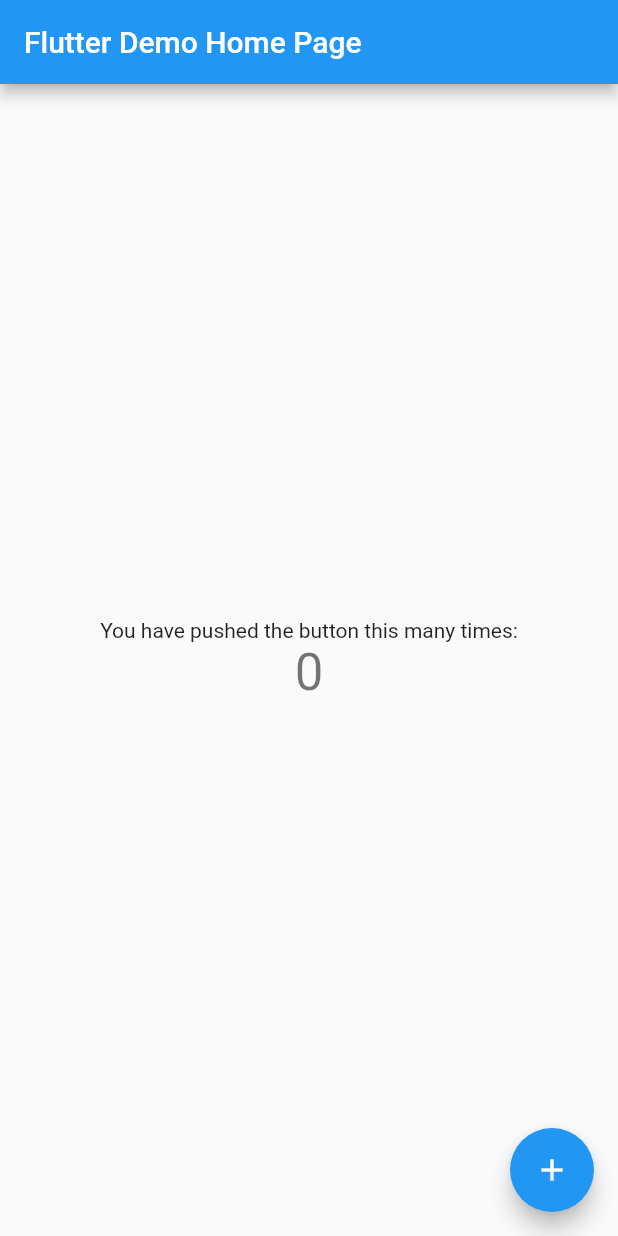
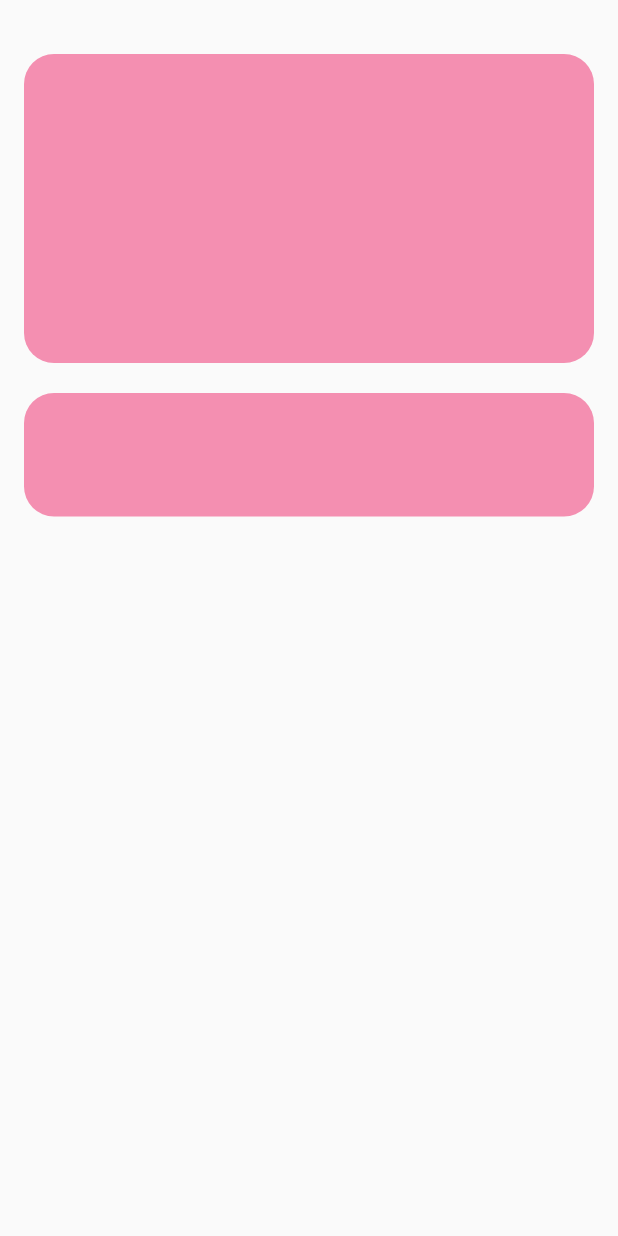
Before and after one commit to om4rr4mo/XX_UPray, a Flutter app: the screen it shows after launch, on a phone screen of 412 x 824 dp. Run offline on Flutter 3.47's test engine with Material 2 defaults, Android fonts, the light colour scheme and no system bars.

Commit message:
ExpandibleContainer creato

```diff
--- /dev/null
+++ b/lib/components/expandible_container.dart
@@ -0,0 +1,58 @@
+import 'package:flutter/material.dart';
+import 'package:flutter_application_1/static_files/variables.dart';
+
+class ExpandibleContainer extends StatefulWidget {
+  final double collapsedHeight;
+  final double expandedHeight;
+  final double width;
+  final Color bgColor;
+  final Widget collapsedContent;
+  final Widget expandedContent;
+  bool collapsed;
+
+  //gli passiamo la function onTap per gestire il
+  // comportamento dell'espansione dei vari blocchi all'espasione di una
+  final Function() onTap;
+
+  ExpandibleContainer(
+      {Key? key,
+      required this.onTap,
+      required this.collapsed,
+      required this.collapsedHeight,
+      required this.expandedHeight,
+      required this.width,
+      required this.bgColor,
+      required this.collapsedContent,
+      required this.expandedContent})
+      : super(key: key);
+
+  @override
+  _ExpandibleContainerState createState() => _ExpandibleContainerState();
+}
+
+class _ExpandibleContainerState extends State<ExpandibleContainer> {
+  @override
+  void initState() {
+    super.initState();
+  }
+
+  @override
+  Widget build(BuildContext context) {
+    return GestureDetector(
+      onTap: widget.onTap,
+      child: AnimatedContainer(
+        duration: Duration(milliseconds: 500),
+        height:
+            widget.collapsed ? widget.collapsedHeight : widget.expandedHeight,
+        width: widget.width,
+        decoration: BoxDecoration(
+          color: widget.bgColor,
+          borderRadius: BorderRadius.circular(borderRadius),
+        ),
+        curve: Curves.fastOutSlowIn,
+        child:
+            widget.collapsed ? widget.collapsedContent : widget.expandedContent,
+      ),
+    );
+  }
+}
--- a/lib/main.dart
+++ b/lib/main.dart
@@ -1,4 +1,5 @@
 import 'package:flutter/material.dart';
+import 'package:flutter_application_1/pages/home.dart';
 
 void main() {
   runApp(const MyApp());
@@ -11,105 +12,33 @@
   @override
   Widget build(BuildContext context) {
     return MaterialApp(
-      title: 'Flutter Demo',
+      debugShowCheckedModeBanner: false,
+      title: 'UPray',
       theme: ThemeData(
-        // This is the theme of your application.
-        //
-        // Try running your application with "flutter run". You'll see the
-        // application has a blue toolbar. Then, without quitting the app, try
-        // changing the primarySwatch below to Colors.green and then invoke
-        // "hot reload" (press "r" in the console where you ran "flutter run",
-        // or simply save your changes to "hot reload" in a Flutter IDE).
-        // Notice that the counter didn't reset back to zero; the application
-        // is not restarted.
         primarySwatch: Colors.blue,
       ),
-      home: const MyHomePage(title: 'Flutter Demo Home Page'),
+      home: const MyBasePage(title: 'Flutter Demo Home Page'),
     );
   }
 }
 
-class MyHomePage extends StatefulWidget {
-  const MyHomePage({Key? key, required this.title}) : super(key: key);
-
-  // This widget is the home page of your application. It is stateful, meaning
-  // that it has a State object (defined below) that contains fields that affect
-  // how it looks.
-
-  // This class is the configuration for the state. It holds the values (in this
-  // case the title) provided by the parent (in this case the App widget) and
-  // used by the build method of the State. Fields in a Widget subclass are
-  // always marked "final".
-
+class MyBasePage extends StatefulWidget {
+  const MyBasePage({Key? key, required this.title}) : super(key: key);
   final String title;
 
   @override
-  State<MyHomePage> createState() => _MyHomePageState();
+  State<MyBasePage> createState() => _MyBasePageState();
 }
 
-class _MyHomePageState extends State<MyHomePage> {
-  int _counter = 0;
-
-  void _incrementCounter() {
-    setState(() {
-      // This call to setState tells the Flutter framework that something has
-      // changed in this State, which causes it to rerun the build method below
-      // so that the display can reflect the updated values. If we changed
-      // _counter without calling setState(), then the build method would not be
-      // called again, and so nothing would appear to happen.
-      _counter++;
-    });
-  }
-
+class _MyBasePageState extends State<MyBasePage> {
   @override
   Widget build(BuildContext context) {
-    // This method is rerun every time setState is called, for instance as done
-    // by the _incrementCounter method above.
-    //
-    // The Flutter framework has been optimized to make rerunning build methods
-    // fast, so that you can just rebuild anything that needs updating rather
-    // than having to individually change instances of widgets.
     return Scaffold(
-      appBar: AppBar(
-        // Here we take the value from the MyHomePage object that was created by
-        // the App.build method, and use it to set our appbar title.
-        title: Text(widget.title),
+      body: SafeArea(
+        minimum: const EdgeInsets.all(16.0),
+        bottom: false,
+        child: Home(),
       ),
-      body: Center(
-        // Center is a layout widget. It takes a single child and positions it
-        // in the middle of the parent.
-        child: Column(
-          // Column is also a layout widget. It takes a list of children and
-          // arranges them vertically. By default, it sizes itself to fit its
-          // children horizontally, and tries to be as tall as its parent.
-          //
-          // Invoke "debug painting" (press "p" in the console, choose the
-          // "Toggle Debug Paint" action from the Flutter Inspector in Android
-          // Studio, or the "Toggle Debug Paint" command in Visual Studio Code)
-          // to see the wireframe for each widget.
-          //
-          // Column has various properties to control how it sizes itself and
-          // how it positions its children. Here we use mainAxisAlignment to
-          // center the children vertically; the main axis here is the vertical
-          // axis because Columns are vertical (the cross axis would be
-          // horizontal).
-          mainAxisAlignment: MainAxisAlignment.center,
-          children: <Widget>[
-            const Text(
-              'You have pushed the button this many times:',
-            ),
-            Text(
-              '$_counter',
-              style: Theme.of(context).textTheme.headline4,
-            ),
-          ],
-        ),
-      ),
-      floatingActionButton: FloatingActionButton(
-        onPressed: _incrementCounter,
-        tooltip: 'Increment',
-        child: const Icon(Icons.add),
-      ), // This trailing comma makes auto-formatting nicer for build methods.
     );
   }
 }
--- /dev/null
+++ b/lib/pages/home.dart
@@ -0,0 +1,68 @@
+import 'package:flutter/material.dart';
+import 'package:flutter_application_1/static_files/variables.dart';
+
+import '../components/expandible_container.dart';
+
+class Home extends StatefulWidget {
+  const Home({Key? key}) : super(key: key);
+
+  @override
+  State<Home> createState() => _HomeState();
+}
+
+class _HomeState extends State<Home> {
+  @override
+  Widget build(BuildContext context) {
+    return Container(
+      width: MediaQuery.of(context).size.width,
+      height: MediaQuery.of(context).size.height,
+      child: Column(
+          mainAxisAlignment: MainAxisAlignment.start,
+          crossAxisAlignment: CrossAxisAlignment.center,
+          children: [
+            SizedBox(
+              height: 20,
+            ),
+            //Container per gli orari della preghiera
+            ExpandibleContainer(
+              onTap: () {
+                setState(() {
+                  prayerCollapsed = !prayerCollapsed;
+                  if (!prayerCollapsed) {
+                    calendarCollapsed = true;
+                  }
+                });
+              },
+              collapsed: prayerCollapsed,
+              collapsedHeight: MediaQuery.of(context).size.height * 0.25,
+              expandedHeight: MediaQuery.of(context).size.height * 0.50,
+              width: MediaQuery.of(context).size.width,
+              bgColor: Color(0xFFF48FB1),
+              collapsedContent: Container(),
+              expandedContent: Container(),
+            ),
+            SizedBox(
+              height: 20,
+            ),
+            //Container per il calendario
+            ExpandibleContainer(
+              onTap: () {
+                setState(() {
+                  calendarCollapsed = !calendarCollapsed;
+                  if (!calendarCollapsed) {
+                    prayerCollapsed = true;
+                  }
+                });
+              },
+              collapsed: calendarCollapsed,
+              collapsedHeight: MediaQuery.of(context).size.height * 0.10,
+              expandedHeight: MediaQuery.of(context).size.height * 0.35,
+              width: MediaQuery.of(context).size.width,
+              bgColor: Color(0xFFF48FB1),
+              collapsedContent: Container(),
+              expandedContent: Container(),
+            ),
+          ]),
+    );
+  }
+}
--- /dev/null
+++ b/lib/static_files/variables.dart
@@ -0,0 +1,3 @@
+bool prayerCollapsed = true;
+bool calendarCollapsed = true;
+double borderRadius = 20.0;
```
Also changed, not shown: pubspec.lock, 1 other file.
